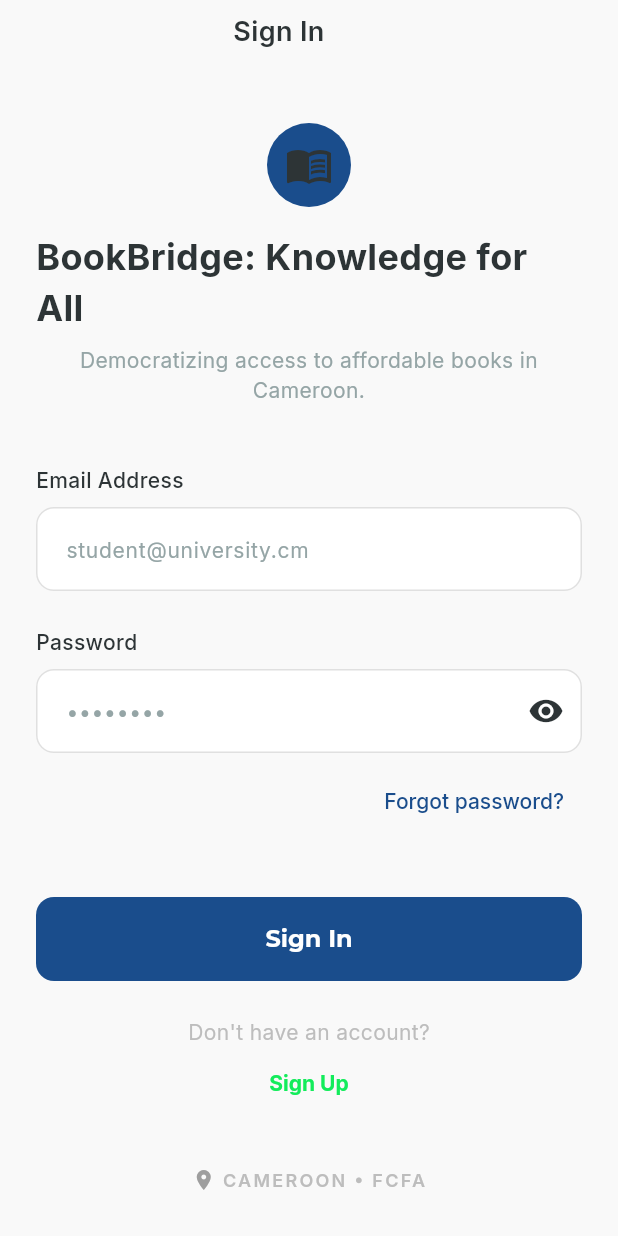
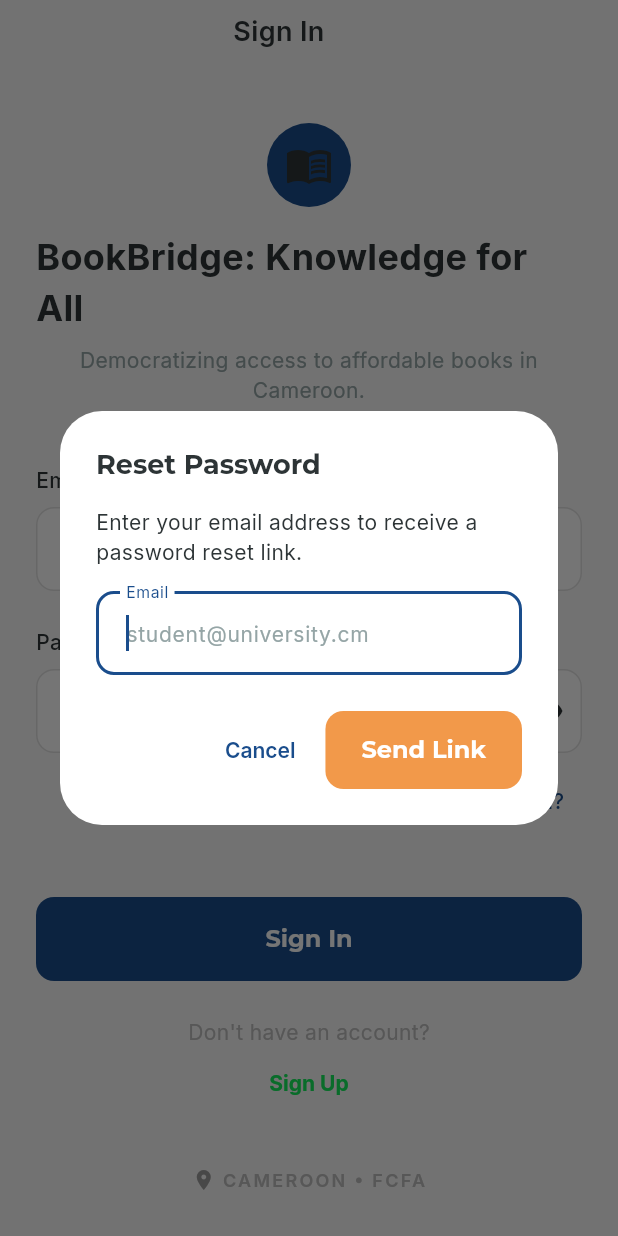
Before and after one commit to DCT-Berinyuy/book-bridge, a Flutter app: the screen it shows after launch, after a tap on "Forgot password?", on a phone screen of 412 x 824 dp. Run offline on Flutter 3.47's test engine with Material 3 defaults, Android fonts, the phone set to English and light mode, and no system bars; our stand-ins replace dartz, equatable, get_it, go_router, google_fonts, image_picker and 1 more; accounts and stored records are empty.

Commit message:
feat(auth): Complete auth and user profile implementation

```diff
--- a/lib/config/router.dart
+++ b/lib/config/router.dart
@@ -10,6 +10,7 @@ import 'package:book_bridge/features/listings/presentation/screens/sell_screen.d
 import 'package:book_bridge/features/listings/presentation/screens/profile_screen.dart';
 import 'package:book_bridge/features/listings/presentation/screens/search_screen.dart';
 import 'package:book_bridge/core/presentation/widgets/scaffold_with_navbar.dart';
+import 'package:book_bridge/features/auth/presentation/screens/edit_profile_screen.dart';
 import 'package:book_bridge/injection_container.dart' as di;
 
 /// App router configuration using go_router.
@@ -137,6 +138,13 @@ final appRouter = GoRouter(
         return ListingDetailsScreen(listingId: listingId);
       },
     ),
+
+    // Edit Profile Route (Full Screen, outside shell)
+    GoRoute(
+      path: '/edit-profile',
+      name: 'editProfile',
+      builder: (context, state) => const EditProfileScreen(),
+    ),
   ],
 );
 
--- a/lib/features/auth/domain/entities/user.dart
+++ b/lib/features/auth/domain/entities/user.dart
@@ -21,6 +21,24 @@ class User extends Equatable {
     required this.createdAt,
   });
 
+  User copyWith({
+    String? id,
+    String? email,
+    String? fullName,
+    String? locality,
+    String? whatsappNumber,
+    DateTime? createdAt,
+  }) {
+    return User(
+      id: id ?? this.id,
+      email: email ?? this.email,
+      fullName: fullName ?? this.fullName,
+      locality: locality ?? this.locality,
+      whatsappNumber: whatsappNumber ?? this.whatsappNumber,
+      createdAt: createdAt ?? this.createdAt,
+    );
+  }
+
   @override
   List<Object?> get props => [
     id,
--- a/lib/features/auth/domain/repositories/auth_repository.dart
+++ b/lib/features/auth/domain/repositories/auth_repository.dart
@@ -35,9 +35,7 @@ abstract class AuthRepository {
   /// Returns either a [Failure] or the current [User].
   /// Returns [NotAuthenticatedFailure] if no user is authenticated.
   Future<Either<Failure, User>> getCurrentUser();
-
-  /// Streams changes to the authentication state.
-  ///
-  /// Emits the current user if authenticated, or null if not.
   Stream<User?> get authStateChanges;
+  Future<Either<Failure, void>> sendPasswordResetEmail(String email);
+  Future<Either<Failure, User>> updateUser(User user);
 }
--- /dev/null
+++ b/lib/features/auth/domain/usecases/send_password_reset_email_usecase.dart
@@ -0,0 +1,16 @@
+import 'package:dartz/dartz.dart';
+import 'package:book_bridge/core/error/failures.dart';
+import 'package:book_bridge/core/usecases/usecase.dart';
+import 'package:book_bridge/features/auth/domain/repositories/auth_repository.dart';
+
+/// Use case for sending a password reset email.
+class SendPasswordResetEmailUseCase extends UseCase<void, String> {
+  final AuthRepository repository;
+
+  SendPasswordResetEmailUseCase({required this.repository});
+
+  @override
+  Future<Either<Failure, void>> call(String email) {
+    return repository.sendPasswordResetEmail(email);
+  }
+}
--- /dev/null
+++ b/lib/features/auth/domain/usecases/update_user_usecase.dart
@@ -0,0 +1,17 @@
+import 'package:dartz/dartz.dart';
+import 'package:book_bridge/core/error/failures.dart';
+import 'package:book_bridge/core/usecases/usecase.dart';
+import 'package:book_bridge/features/auth/domain/entities/user.dart';
+import 'package:book_bridge/features/auth/domain/repositories/auth_repository.dart';
+
+/// Use case for updating a user's profile.
+class UpdateUserUseCase extends UseCase<User, User> {
+  final AuthRepository repository;
+
+  UpdateUserUseCase({required this.repository});
+
+  @override
+  Future<Either<Failure, User>> call(User user) {
+    return repository.updateUser(user);
+  }
+}
--- a/lib/features/auth/presentation/screens/sign_in_screen.dart
+++ b/lib/features/auth/presentation/screens/sign_in_screen.dart
@@ -19,10 +19,96 @@ class _SignInScreenState extends State<SignInScreen> {
   final _formKey = GlobalKey<FormState>();
 
   @override
+  void initState() {
+    super.initState();
+    // Add a listener to handle UI feedback
+    WidgetsBinding.instance.addPostFrameCallback((_) {
+      final authViewModel = context.read<AuthViewModel>();
+      authViewModel.addListener(_onAuthStateChanged);
+    });
+  }
+
+  @override
   void dispose() {
+    context.read<AuthViewModel>().removeListener(_onAuthStateChanged);
     _emailController.dispose();
     _passwordController.dispose();
     super.dispose();
+  }
+
+  void _onAuthStateChanged() {
+    final authViewModel = context.read<AuthViewModel>();
+    if (authViewModel.authState == AuthState.error) {
+      ScaffoldMessenger.of(context)
+        ..hideCurrentSnackBar()
+        ..showSnackBar(
+          SnackBar(
+            content: Text(
+                authViewModel.errorMessage ?? 'An unknown error occurred.'),
+            backgroundColor: Theme.of(context).colorScheme.error,
+          ),
+        );
+      // Clear the error in the view model after showing it
+      authViewModel.clearError();
+    } else if (authViewModel.authStatus == AuthStatus.passwordResetSent) {
+      ScaffoldMessenger.of(context)
+        ..hideCurrentSnackBar()
+        ..showSnackBar(
+          SnackBar(
+            content: Text(authViewModel.successMessage ??
+                'Password reset link sent!'),
+            backgroundColor: Theme.of(context).colorScheme.secondary,
+          ),
+        );
+      authViewModel.clearStatus();
+    }
+  }
+
+  void _showForgotPasswordDialog(BuildContext context) {
+    final emailDialogController = TextEditingController();
+    final authViewModel = context.read<AuthViewModel>();
+
+    showDialog(
+      context: context,
+      builder: (context) {
+        return AlertDialog(
+          title: const Text('Reset Password'),
+          content: Column(
+            mainAxisSize: MainAxisSize.min,
+            children: [
+              const Text(
+                  'Enter your email address to receive a password reset link.'),
+              const SizedBox(height: 16),
+              TextFormField(
+                controller: emailDialogController,
+                autofocus: true,
+                decoration: const InputDecoration(
+                  labelText: 'Email',
+                  hintText: 'student@university.cm',
+                ),
+                keyboardType: TextInputType.emailAddress,
+              ),
+            ],
+          ),
+          actions: [
+            TextButton(
+              onPressed: () => Navigator.of(context).pop(),
+              child: const Text('Cancel'),
+            ),
+            ElevatedButton(
+              onPressed: () {
+                if (emailDialogController.text.isNotEmpty) {
+                  authViewModel.sendPasswordResetEmail(
+                      email: emailDialogController.text.trim());
+                  Navigator.of(context).pop();
+                }
+              },
+              child: const Text('Send Link'),
+            ),
+          ],
+        );
+      },
+    );
   }
 
   @override
@@ -107,37 +193,6 @@ class _SignInScreenState extends State<SignInScreen> {
                     child: Column(
                       crossAxisAlignment: CrossAxisAlignment.stretch,
                       children: [
-                        // Error message
-                        if (authViewModel.errorMessage != null)
-                          Container(
-                            padding: const EdgeInsets.all(12),
-                            decoration: BoxDecoration(
-                              color: Theme.of(context).colorScheme.error,
-                              borderRadius: BorderRadius.circular(8),
-                            ),
-                            child: Row(
-                              children: [
-                                const Icon(
-                                  Icons.error_outline,
-                                  color: Color(0xFF2D3436),
-                                  size: 20,
-                                ),
-                                const SizedBox(width: 12),
-                                Expanded(
-                                  child: Text(
-                                    authViewModel.errorMessage!,
-                                    style: const TextStyle(
-                                      color: Color(0xFF2D3436),
-                                      fontSize: 14,
-                                    ),
-                                  ),
-                                ),
-                              ],
-                            ),
-                          ),
-                        if (authViewModel.errorMessage != null)
-                          const SizedBox(height: 24),
-
                         // Email Field
                         const Text(
                           'Email Address',
@@ -223,9 +278,8 @@ class _SignInScreenState extends State<SignInScreen> {
                         Align(
                           alignment: Alignment.centerRight,
                           child: TextButton(
-                            onPressed: () {
-                              // Forgot password functionality
-                            },
+                            onPressed: () =>
+                                _showForgotPasswordDialog(context),
                             child: const Text(
                               'Forgot password?',
                               style: TextStyle(
@@ -245,21 +299,17 @@ class _SignInScreenState extends State<SignInScreen> {
                             onPressed:
                                 authViewModel.authState == AuthState.loading
                                     ? null
-                                : () async {
+                                    : () {
                                         FocusScope.of(context).unfocus();
-                                    if (_formKey.currentState?.validate() ??
+                                        if (_formKey.currentState
+                                                ?.validate() ??
                                             false) {
-                                      final navigator = GoRouter.of(context);
-                                      await authViewModel.signIn(
-                                        email: _emailController.text,
-                                        password: _passwordController.text,
+                                          authViewModel.signIn(
+                                            email:
+                                                _emailController.text.trim(),
+                                            password: _passwordController.text
+                                                .trim(),
                                           );
-
-                                      if (mounted &&
-                                          authViewModel.authState ==
-                                              AuthState.authenticated) {
-                                        navigator.go('/home');
-                                      }
                                         }
                                       },
                             style: ElevatedButton.styleFrom(
--- a/lib/features/auth/presentation/viewmodels/auth_viewmodel.dart
+++ b/lib/features/auth/presentation/viewmodels/auth_viewmodel.dart
@@ -4,10 +4,12 @@ import 'package:book_bridge/features/auth/domain/usecases/sign_up_usecase.dart';
 import 'package:book_bridge/features/auth/domain/usecases/sign_in_usecase.dart';
 import 'package:book_bridge/features/auth/domain/usecases/sign_out_usecase.dart';
 import 'package:book_bridge/features/auth/domain/usecases/get_current_user_usecase.dart';
+import 'package:book_bridge/features/auth/domain/usecases/send_password_reset_email_usecase.dart';
 import 'package:book_bridge/features/auth/domain/repositories/auth_repository.dart';
 
 /// Represents the different authentication states.
 enum AuthState { initial, loading, authenticated, unauthenticated, error }
+enum AuthStatus { none, passwordResetSent }
 
 /// ViewModel for managing authentication state and operations.
 ///
@@ -18,17 +20,22 @@ class AuthViewModel extends ChangeNotifier {
   final SignInUseCase signInUseCase;
   final SignOutUseCase signOutUseCase;
   final GetCurrentUserUseCase getCurrentUserUseCase;
+  final SendPasswordResetEmailUseCase sendPasswordResetEmailUseCase;
   final AuthRepository repository;
 
   // State
   AuthState _authState = AuthState.initial;
+  AuthStatus _authStatus = AuthStatus.none;
   User? _currentUser;
   String? _errorMessage;
+  String? _successMessage;
 
   // Getters
   AuthState get authState => _authState;
+  AuthStatus get authStatus => _authStatus;
   User? get currentUser => _currentUser;
   String? get errorMessage => _errorMessage;
+  String? get successMessage => _successMessage;
   bool get isAuthenticated =>
       _authState == AuthState.authenticated && _currentUser != null;
 
@@ -37,6 +44,7 @@ class AuthViewModel extends ChangeNotifier {
     required this.signInUseCase,
     required this.signOutUseCase,
     required this.getCurrentUserUseCase,
+    required this.sendPasswordResetEmailUseCase,
     required this.repository,
   }) {
     debugPrint('AuthViewModel: Initializing...');
@@ -197,9 +205,39 @@ class AuthViewModel extends ChangeNotifier {
     notifyListeners();
   }
 
+  /// Sends a password reset email.
+  Future<void> sendPasswordResetEmail({required String email}) async {
+    _authState = AuthState.loading;
+    _errorMessage = null;
+    _successMessage = null;
+    notifyListeners();
+
+    final result = await sendPasswordResetEmailUseCase(email);
+    result.fold(
+      (failure) {
+        _authState = AuthState.error;
+        _errorMessage = failure.message;
+      },
+      (_) {
+        _authState = AuthState.unauthenticated; // Stay on the same screen
+        _authStatus = AuthStatus.passwordResetSent;
+        _successMessage = 'Password reset link sent to your email.';
+      },
+    );
+    notifyListeners();
+  }
+
   /// Clears the error message.
   void clearError() {
     _errorMessage = null;
     notifyListeners();
   }
+
+  /// Clears status messages.
+  void clearStatus() {
+    _errorMessage = null;
+    _successMessage = null;
+    _authStatus = AuthStatus.none;
+    // Don't notify listeners here to avoid unnecessary rebuilds if no message was there
+  }
 }
--- a/lib/injection_container.dart
+++ b/lib/injection_container.dart
@@ -7,6 +7,8 @@ import 'package:book_bridge/features/auth/domain/usecases/sign_up_usecase.dart';
 import 'package:book_bridge/features/auth/domain/usecases/sign_in_usecase.dart';
 import 'package:book_bridge/features/auth/domain/usecases/sign_out_usecase.dart';
 import 'package:book_bridge/features/auth/domain/usecases/get_current_user_usecase.dart';
+import 'package:book_bridge/features/auth/domain/usecases/send_password_reset_email_usecase.dart';
+import 'package:book_bridge/features/auth/domain/usecases/update_user_usecase.dart';
 import 'package:book_bridge/features/auth/presentation/viewmodels/auth_viewmodel.dart';
 import 'package:book_bridge/features/listings/data/datasources/supabase_listings_data_source.dart';
 import 'package:book_bridge/features/listings/data/datasources/supabase_storage_data_source.dart';
@@ -69,6 +71,14 @@ Future<void> setupDependencyInjection() async {
     GetCurrentUserUseCase(repository: getIt<AuthRepository>()),
   );
 
+  getIt.registerSingleton<SendPasswordResetEmailUseCase>(
+    SendPasswordResetEmailUseCase(repository: getIt<AuthRepository>()),
+  );
+
+  getIt.registerSingleton<UpdateUserUseCase>(
+    UpdateUserUseCase(repository: getIt<AuthRepository>()),
+  );
+
   // Auth Feature - Presentation Layer (ViewModels)
   getIt.registerSingleton<AuthViewModel>(
     AuthViewModel(
@@ -76,6 +86,7 @@ Future<void> setupDependencyInjection() async {
       signInUseCase: getIt<SignInUseCase>(),
       signOutUseCase: getIt<SignOutUseCase>(),
       getCurrentUserUseCase: getIt<GetCurrentUserUseCase>(),
+      sendPasswordResetEmailUseCase: getIt<SendPasswordResetEmailUseCase>(),
       repository: getIt<AuthRepository>(),
     ),
   );
@@ -144,6 +155,7 @@ Future<void> setupDependencyInjection() async {
       getCurrentUserUseCase: getIt<GetCurrentUserUseCase>(),
       getUserListingsUseCase: getIt<GetUserListingsUseCase>(),
       deleteListingUseCase: getIt<DeleteListingUseCase>(),
+      updateUserUseCase: getIt<UpdateUserUseCase>(),
     ),
   );
 
```
Also changed, not shown: lib/features/auth/data/datasources/supabase_auth_data_source.dart (+33 -1 lines), lib/features/auth/data/repositories/auth_repository_impl.dart (+26 -0 lines), lib/features/auth/presentation/screens/edit_profile_screen.dart (added, +141 -0 lines), lib/features/auth/presentation/screens/sign_up_screen.dart (+48 -38 lines), lib/features/listings/presentation/screens/profile_screen.dart (+25 -4 lines), lib/features/listings/presentation/viewmodels/profile_viewmodel.dart (+41 -0 lines), 2 other files. Lines whose indentation alone changed are shown as unchanged.
